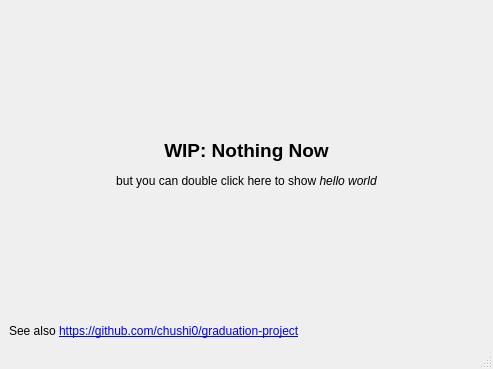
Old version of the form cpp/main/src/mainwindow.ui in the repository chushi0/graduation-project.
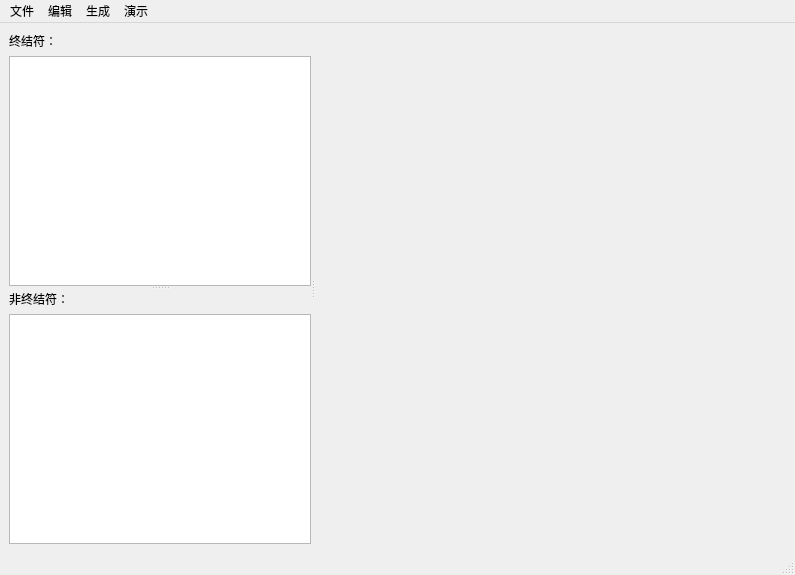
New version of the form. Custom widgets are drawn as their Qt base class.

```diff
--- a/cpp/main/src/mainwindow.ui
+++ b/cpp/main/src/mainwindow.ui
@@ -6,8 +6,8 @@
    <rect>
     <x>0</x>
     <y>0</y>
-    <width>493</width>
-    <height>369</height>
+    <width>795</width>
+    <height>575</height>
    </rect>
   </property>
   <property name="windowTitle">
@@ -16,29 +16,65 @@
   <widget class="QWidget" name="centralwidget">
    <layout class="QGridLayout" name="gridLayout">
     <item row="0" column="0">
-     <widget class="QLabel" name="label">
-      <property name="sizePolicy">
-       <sizepolicy hsizetype="Preferred" vsizetype="Preferred">
-        <horstretch>0</horstretch>
-        <verstretch>1</verstretch>
-       </sizepolicy>
+     <widget class="QSplitter" name="splitter">
+      <property name="orientation">
+       <enum>Qt::Horizontal</enum>
       </property>
-      <property name="text">
-       <string>&lt;html&gt;&lt;head/&gt;&lt;body&gt;&lt;p&gt;&lt;span style=&quot; font-size:14pt; font-weight:700;&quot;&gt;WIP: Nothing Now&lt;/span&gt;&lt;/p&gt;&lt;p&gt;but you can double click here to show &lt;span style=&quot; font-style:italic;&quot;&gt;hello world&lt;/span&gt;&lt;/p&gt;&lt;/body&gt;&lt;/html&gt;</string>
-      </property>
-      <property name="alignment">
-       <set>Qt::AlignCenter</set>
-      </property>
-     </widget>
-    </item>
-    <item row="1" column="0">
-     <widget class="QLabel" name="label_2">
-      <property name="text">
-       <string>&lt;html&gt;&lt;head/&gt;&lt;body&gt;&lt;p&gt;See also &lt;a href=&quot;https://github.com/chushi0/graduation-project&quot;&gt;&lt;span style=&quot; text-decoration: underline; color:#0000ff;&quot;&gt;https://github.com/chushi0/graduation-project&lt;/span&gt;&lt;/a&gt;&lt;/p&gt;&lt;/body&gt;&lt;/html&gt;</string>
-      </property>
-      <property name="openExternalLinks">
-       <bool>true</bool>
-      </property>
+      <widget class="QSplitter" name="splitter_2">
+       <property name="sizePolicy">
+        <sizepolicy hsizetype="Preferred" vsizetype="Expanding">
+         <horstretch>1</horstretch>
+         <verstretch>0</verstretch>
+        </sizepolicy>
+       </property>
+       <property name="orientation">
+        <enum>Qt::Vertical</enum>
+       </property>
+       <widget class="QWidget" name="gridLayoutWidget">
+        <layout class="QGridLayout" name="gridLayout_5">
+         <item row="0" column="0">
+          <widget class="QLabel" name="label">
+           <property name="text">
+            <string>终结符：</string>
+           </property>
+          </widget>
+         </item>
+         <item row="1" column="0">
+          <widget class="QListWidget" name="terminalList">
+           <property name="editTriggers">
+            <set>QAbstractItemView::NoEditTriggers</set>
+           </property>
+          </widget>
+         </item>
+        </layout>
+       </widget>
+       <widget class="QWidget" name="gridLayoutWidget_2">
+        <layout class="QGridLayout" name="gridLayout_6">
+         <item row="0" column="0">
+          <widget class="QLabel" name="label_2">
+           <property name="text">
+            <string>非终结符：</string>
+           </property>
+          </widget>
+         </item>
+         <item row="1" column="0">
+          <widget class="QListWidget" name="nonterminalList">
+           <property name="editTriggers">
+            <set>QAbstractItemView::NoEditTriggers</set>
+           </property>
+          </widget>
+         </item>
+        </layout>
+       </widget>
+      </widget>
+      <widget class="QsciScintilla" name="codeView" native="true">
+       <property name="sizePolicy">
+        <sizepolicy hsizetype="Preferred" vsizetype="Preferred">
+         <horstretch>4</horstretch>
+         <verstretch>0</verstretch>
+        </sizepolicy>
+       </property>
+      </widget>
      </widget>
     </item>
    </layout>
@@ -48,13 +84,80 @@
     <rect>
      <x>0</x>
      <y>0</y>
-     <width>493</width>
+     <width>795</width>
      <height>22</height>
     </rect>
    </property>
+   <widget class="QMenu" name="menu">
+    <property name="title">
+     <string>文件</string>
+    </property>
+    <addaction name="actionNewFile"/>
+    <addaction name="actionOpenFile"/>
+    <addaction name="actionSaveFile"/>
+    <addaction name="actionSaveAsFile"/>
+    <addaction name="separator"/>
+    <addaction name="actionExit"/>
+   </widget>
+   <widget class="QMenu" name="menubianji">
+    <property name="title">
+     <string>编辑</string>
+    </property>
+    <addaction name="actionUndo"/>
+    <addaction name="actionRedo"/>
+   </widget>
+   <widget class="QMenu" name="menu_2">
+    <property name="title">
+     <string>生成</string>
+    </property>
+    <addaction name="actionCodeLL"/>
+    <addaction name="separator"/>
+    <addaction name="actionCodeLR0"/>
+    <addaction name="actionCodeLR1"/>
+    <addaction name="actionCodeSLR"/>
+    <addaction name="actionCodeLALR"/>
+   </widget>
+   <widget class="QMenu" name="menu_3">
+    <property name="title">
+     <string>演示</string>
+    </property>
+    <widget class="QMenu" name="menu_4">
+     <property name="title">
+      <string>演示自动机生成算法</string>
+     </property>
+     <addaction name="actionAlogLL"/>
+     <addaction name="actionAlogLR0"/>
+     <addaction name="actionAlogLR1"/>
+     <addaction name="actionAlogSLR"/>
+     <addaction name="actionAlogLALR"/>
+    </widget>
+    <widget class="QMenu" name="menu_5">
+     <property name="title">
+      <string>演示自动机</string>
+     </property>
+     <addaction name="actionFALL"/>
+     <addaction name="actionFALR0"/>
+     <addaction name="actionFALR1"/>
+     <addaction name="actionFASLR"/>
+     <addaction name="actionFALALR"/>
+    </widget>
+    <addaction name="menu_4"/>
+    <addaction name="menu_5"/>
+   </widget>
+   <addaction name="menu"/>
+   <addaction name="menubianji"/>
+   <addaction name="menu_2"/>
+   <addaction name="menu_3"/>
   </widget>
   <widget class="QStatusBar" name="statusbar"/>
  </widget>
+ <customwidgets>
+  <customwidget>
+   <class>QsciScintilla</class>
+   <extends>QWidget</extends>
+   <header>Qsci/qsciscintilla.h</header>
+  </customwidget>
+ </customwidgets>
  <resources/>
  <connections/>
 </ui>
```
Left out of the diff: 134 changed lines with no effect on the pictures.
